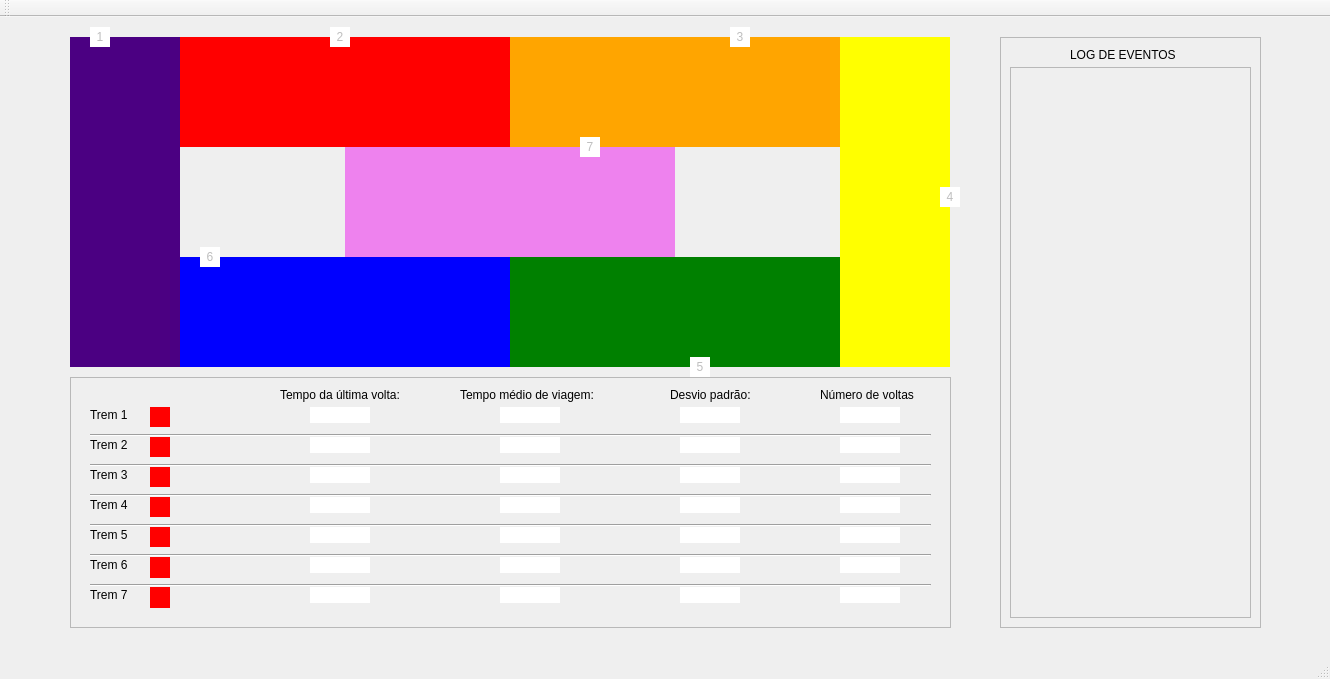
Before: the Qt Designer form mainwindow.ui in raquel-oliveira/Train, drawn with Qt 5.
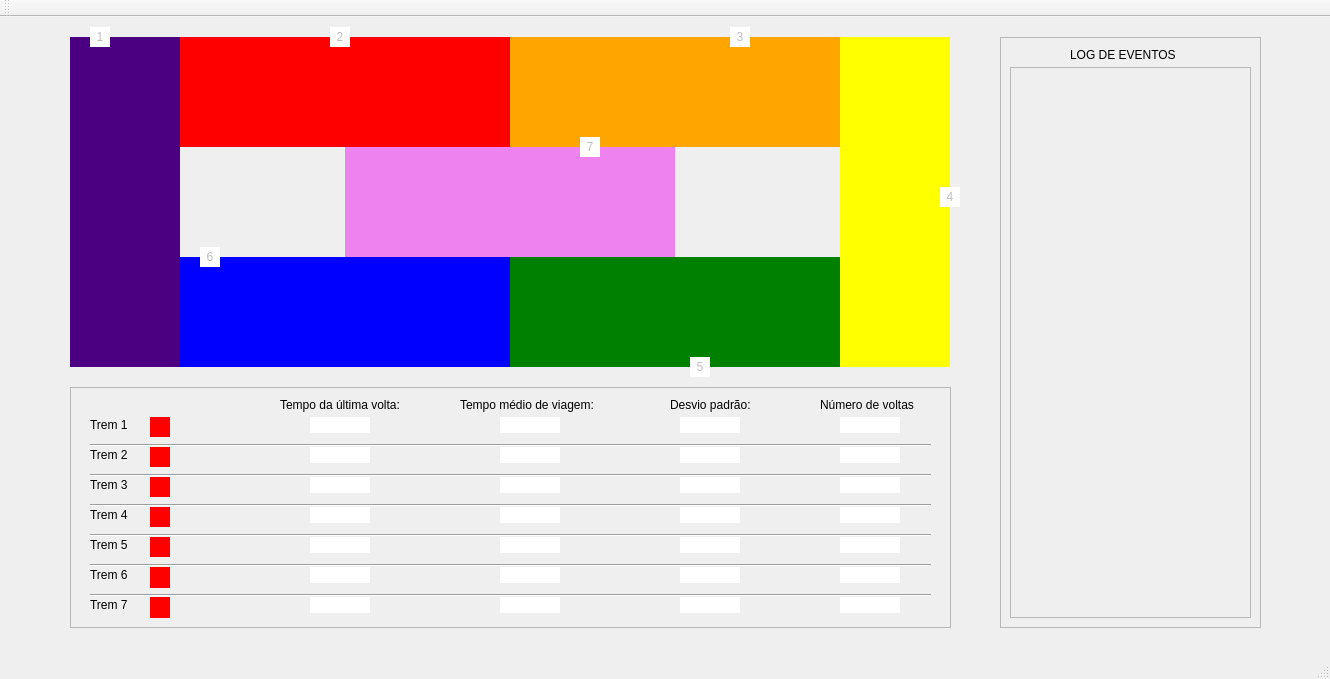
After: the same form once the commit is applied.

Commit message:
Initialize trains without movement #5
Related with #7

```diff
--- a/mainwindow.ui
+++ b/mainwindow.ui
@@ -293,9 +293,9 @@
     <property name="geometry">
      <rect>
       <x>70</x>
-      <y>360</y>
+      <y>370</y>
       <width>881</width>
-      <height>251</height>
+      <height>241</height>
      </rect>
     </property>
     <property name="frameShape">
```
The commit also changes 1 other file.
